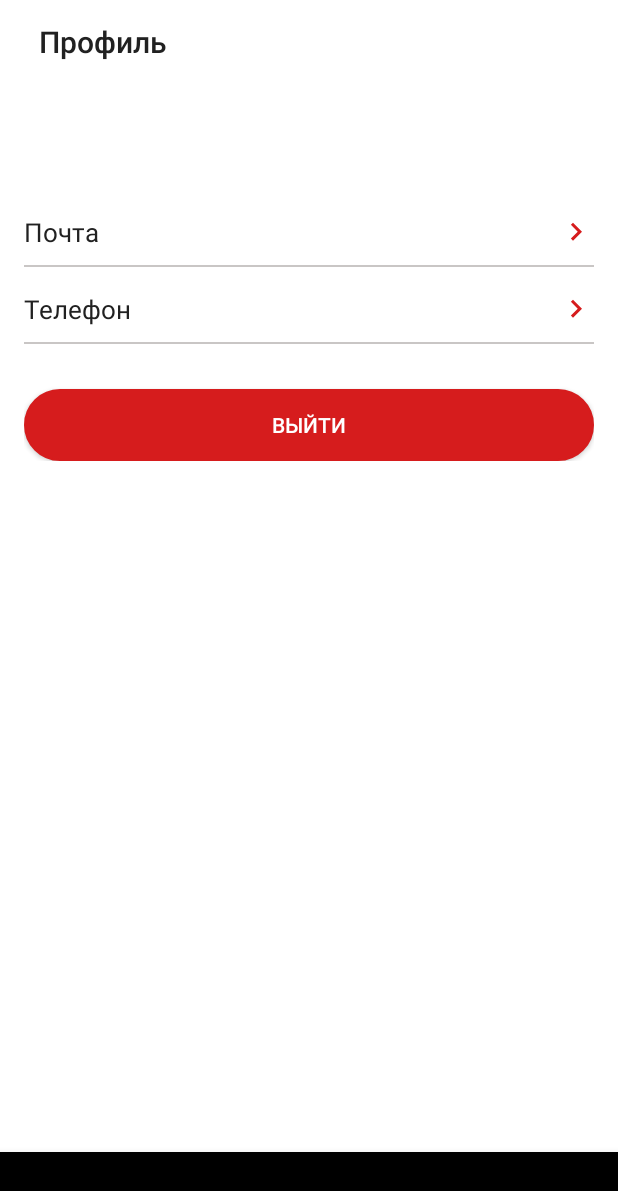
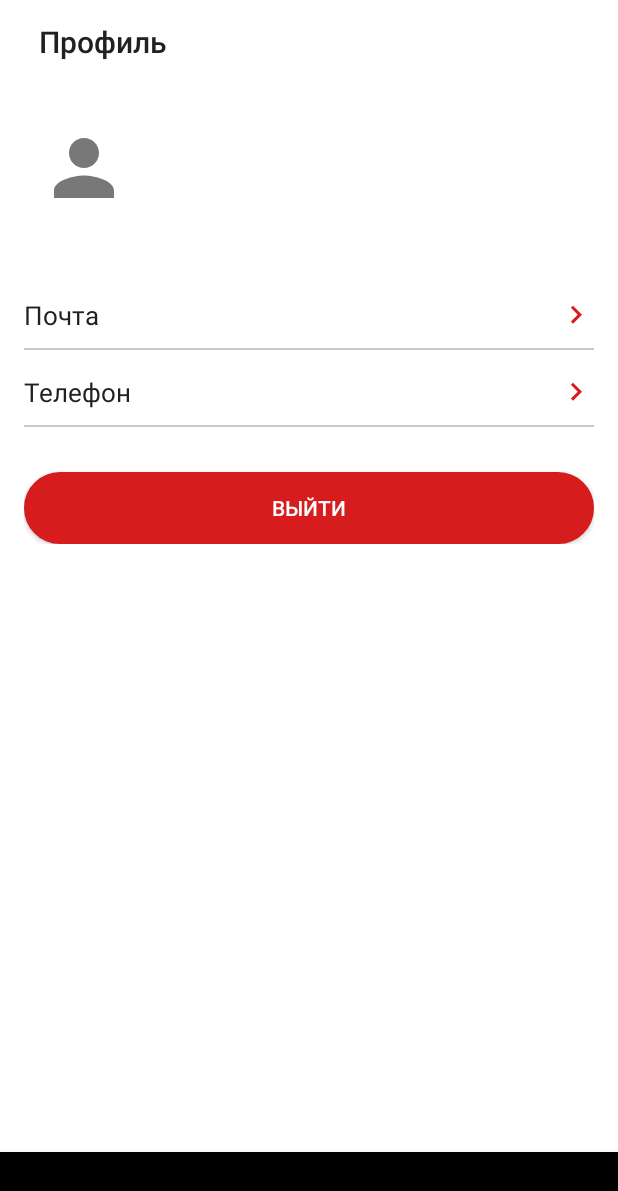
Before and after one commit to EkaterinaMitrofanova/Pochta, an Android app: the fragment ProfileFragment placed in its activity, on a phone screen of 412 x 824 dp. Shown: the top 1191 px of the screen. Run offline under Robolectric (Android 15) with nearby library versions, the phone set to English and light mode, and no system bars; our stand-ins replace CircleImageView, Picasso, data binding; pictures from the network do not load; 2 statements that could not run were skipped.

Commit message:
Profile changes

```diff
--- a/app/build.gradle
+++ b/app/build.gradle
@@ -36,6 +36,8 @@ dependencies {
     androidTestImplementation 'com.android.support.test:runner:1.0.1'
     androidTestImplementation 'com.android.support.test.espresso:espresso-core:3.0.1'
     implementation 'com.android.support:cardview-v7:27.1.1'
+    implementation 'de.hdodenhof:circleimageview:1.1.0'
+    implementation 'com.squareup.picasso:picasso:2.5.2'
     //google maps
     implementation "com.google.android.gms:play-services-maps:$google_maps_version"
     implementation "com.google.android.gms:play-services-places:$google_maps_version"
--- a/app/src/main/java/com/itis/pochta/repository/net_module/UserApi.java
+++ b/app/src/main/java/com/itis/pochta/repository/net_module/UserApi.java
@@ -1,15 +1,28 @@
 package com.itis.pochta.repository.net_module;
 
+import com.itis.pochta.model.base.Acceptor;
+import com.itis.pochta.model.base.Driver;
 import com.itis.pochta.model.request.LoginForm;
 import com.itis.pochta.model.response.BaseResponse;
 import com.itis.pochta.model.response.LoginResponseBody;
 
 import io.reactivex.Observable;
 import retrofit2.http.Body;
+import retrofit2.http.GET;
+import retrofit2.http.Header;
 import retrofit2.http.POST;
+import retrofit2.http.Path;
 
 public interface UserApi {
 
     @POST("login")
     Observable<BaseResponse<LoginResponseBody>> login(@Body LoginForm loginForm);
+
+    @GET("/user/{id}") //14
+    Observable<BaseResponse<Acceptor>> getAcceptor(
+            @Header("token") String token, @Path("id") long id);
+
+    @GET("/user/{id}") //14
+    Observable<BaseResponse<Driver>> getDriver(
+            @Header("token") String token, @Path("id") long id);
 }
--- a/app/src/main/java/com/itis/pochta/view/fragment/ProfileFragment.java
+++ b/app/src/main/java/com/itis/pochta/view/fragment/ProfileFragment.java
@@ -10,21 +10,26 @@ import android.view.ViewGroup;
 
 import com.itis.pochta.R;
 import com.itis.pochta.databinding.FragmentProfileBinding;
+import com.itis.pochta.model.base.User;
+import com.itis.pochta.view.BaseView;
 import com.itis.pochta.view.ViewListener;
+import com.squareup.picasso.Picasso;
 
-public class ProfileFragment extends Fragment{
+public class ProfileFragment extends Fragment implements BaseView<User>{
 
     private FragmentProfileBinding binding;
+    private ViewListener viewListener;
 
     @Nullable
     @Override
     public View onCreateView(LayoutInflater inflater, @Nullable ViewGroup container, Bundle savedInstanceState) {
         binding = DataBindingUtil.inflate(inflater, R.layout.fragment_profile, container, false);
 
-        ViewListener viewListener = (ViewListener) getActivity();
+        viewListener = (ViewListener) getActivity();
         viewListener.setFragment(getTag());
         viewListener.setTitle(R.string.title_profile);
 
+        //todo: загрузить профиль [14] P.S.Нужно по роли узнать, кого загружать
         initViews();
         return binding.getRoot();
     }
@@ -38,7 +43,19 @@ public class ProfileFragment extends Fragment{
         });
     }
 
-    private void fill(){
+    @Override
+    public void startLoading(boolean start) {
+        viewListener.startLoading(start);
+    }
 
+    @Override
+    public void fillViews(User o) {
+        binding.setUser(o);
+//        Picasso.with(getActivity())
+//                .load(o.get)
+//                .error(R.drawable.ic_no_photo)
+//                .centerCrop()
+//                .fit()
+//                .into(mImageView);
     }
 }
--- /dev/null
+++ b/app/src/main/res/drawable/ic_no_photo.xml
@@ -0,0 +1,4 @@
+<vector android:height="100dp" android:viewportHeight="24.0"
+    android:viewportWidth="24.0" android:width="100dp" xmlns:android="http://schemas.android.com/apk/res/android">
+    <path android:fillColor="#787878" android:pathData="M12,12c2.21,0 4,-1.79 4,-4s-1.79,-4 -4,-4 -4,1.79 -4,4 1.79,4 4,4zM12,14c-2.67,0 -8,1.34 -8,4v2h16v-2c0,-2.66 -5.33,-4 -8,-4z"/>
+</vector>
--- a/app/src/main/res/layout/fragment_profile.xml
+++ b/app/src/main/res/layout/fragment_profile.xml
@@ -1,6 +1,11 @@
 <?xml version="1.0" encoding="utf-8"?>
 <layout xmlns:tools="http://schemas.android.com/tools"
     tools:context=".view.fragment.ProfileFragment">
+    <data>
+        <variable
+            name="user"
+            type="com.itis.pochta.model.base.User" />
+    </data>
 <ScrollView
     xmlns:android="http://schemas.android.com/apk/res/android" android:layout_width="match_parent"
     android:layout_height="match_parent"
@@ -12,15 +17,32 @@
         android:layout_height="wrap_content"
         android:orientation="vertical">
 
+        <LinearLayout
+            android:layout_width="match_parent"
+            android:layout_height="wrap_content"
+            android:orientation="horizontal">
 
+            <de.hdodenhof.circleimageview.CircleImageView
+                android:id="@+id/user_photo"
+                android:layout_width="60dp"
+                android:layout_height="60dp"
+                android:layout_margin="10dp"
+                android:scaleType="centerCrop"
+                android:src="@drawable/ic_no_photo"
+                />
 
             <TextView
                 android:id="@+id/name"
                 android:layout_width="wrap_content"
                 android:layout_height="wrap_content"
                 android:textSize="18sp"
+                android:layout_marginTop="20dp"
+                android:text="@{user.name}"
                 android:textColor="@color/colorTextDark"
                 />
+        </LinearLayout>
+
+
 
         <LinearLayout
             android:layout_width="match_parent"
@@ -38,6 +60,7 @@
                 <TextView
                     android:id="@+id/email"
                     style="@style/LineDataText"
+                    android:text="@{user.email}"
                     />
                 <View
                 android:id="@+id/edit_email"
@@ -49,23 +72,24 @@
                 android:layout_height="1dp"
                 android:background="@color/colorHint"/>
 
-            <RelativeLayout
+            <LinearLayout
                 style="@style/LineItem">
 
                 <TextView
                     style="@style/LineMainText"
                     android:text="@string/prompt_phone_number"/>
 
+
+                <TextView
+                    android:id="@+id/phone"
+                    style="@style/LineDataText"
+                    android:text="@{user.number}"/>
+
                 <View
                     android:id="@+id/edit_phone"
                     style="@style/LineEditView"/>
 
-                <TextView
-                    android:id="@+id/phone"
-                    style="@style/LineDataText"
-                    android:layout_toStartOf="@id/edit_phone" />
-
-            </RelativeLayout>
+            </LinearLayout>
             <View
                 android:layout_width="match_parent"
                 android:layout_height="1dp"
```
Also changed, not shown: app/src/main/java/com/itis/pochta/model/base/Acceptor.java (+20 -0 lines), app/src/main/java/com/itis/pochta/model/base/Driver.java (+30 -0 lines). Lines whose indentation alone changed are shown as unchanged.
